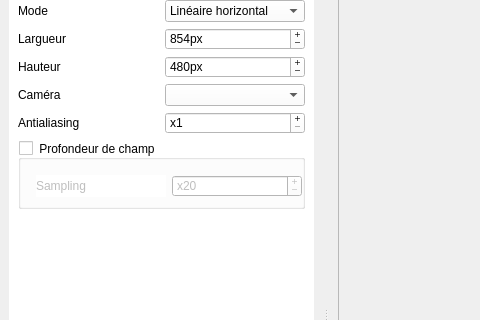
This is raytracer.ui in gaelduplessix/raytracer-42 as Qt 5 draws it before an edit; both pictures show x 0 to 480 and y 107 to 427 of the 1107 by 800 pixel window. The edited form follows.
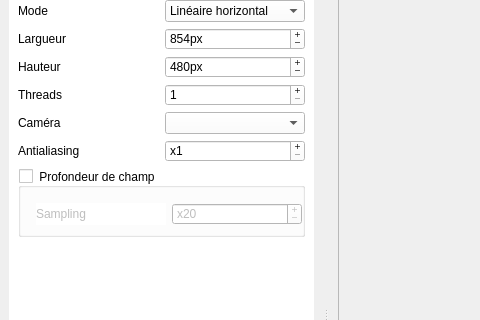
This is the edited form. Icons and pictures are not drawn.

Patch:
```diff
--- a/raytracer.ui
+++ b/raytracer.ui
@@ -227,7 +227,7 @@
           <x>0</x>
           <y>0</y>
           <width>315</width>
-          <height>534</height>
+          <height>549</height>
          </rect>
         </property>
         <property name="styleSheet">
@@ -293,28 +293,28 @@
               </property>
              </widget>
             </item>
-            <item row="3" column="0">
+            <item row="4" column="0">
              <widget class="QLabel" name="label_4">
               <property name="text">
                <string>Caméra</string>
               </property>
              </widget>
             </item>
-            <item row="3" column="1">
+            <item row="4" column="1">
              <widget class="QComboBox" name="_camera">
               <property name="editable">
                <bool>false</bool>
               </property>
              </widget>
             </item>
-            <item row="4" column="0">
+            <item row="5" column="0">
              <widget class="QLabel" name="label_5">
               <property name="text">
                <string>Antialiasing</string>
               </property>
              </widget>
             </item>
-            <item row="4" column="1">
+            <item row="5" column="1">
              <widget class="QSpinBox" name="_antialiasing">
               <property name="buttonSymbols">
                <enum>QAbstractSpinBox::PlusMinus</enum>
@@ -333,7 +333,7 @@
               </property>
              </widget>
             </item>
-            <item row="8" column="0">
+            <item row="9" column="0">
              <spacer name="verticalSpacer_2">
               <property name="orientation">
                <enum>Qt::Vertical</enum>
@@ -346,7 +346,7 @@
               </property>
              </spacer>
             </item>
-            <item row="7" column="0" colspan="2">
+            <item row="8" column="0" colspan="2">
              <widget class="QGroupBox" name="_depthField">
               <property name="title">
                <string>Profondeur de champ</string>
@@ -440,6 +440,26 @@
               </property>
              </widget>
             </item>
+            <item row="3" column="1">
+             <widget class="QSpinBox" name="_threads">
+              <property name="buttonSymbols">
+               <enum>QAbstractSpinBox::PlusMinus</enum>
+              </property>
+              <property name="minimum">
+               <number>1</number>
+              </property>
+              <property name="maximum">
+               <number>100</number>
+              </property>
+             </widget>
+            </item>
+            <item row="3" column="0">
+             <widget class="QLabel" name="label_17">
+              <property name="text">
+               <string>Threads</string>
+              </property>
+             </widget>
+            </item>
            </layout>
           </widget>
          </item>
```
Left out of the diff: 10 changed lines with no effect on the pictures.
